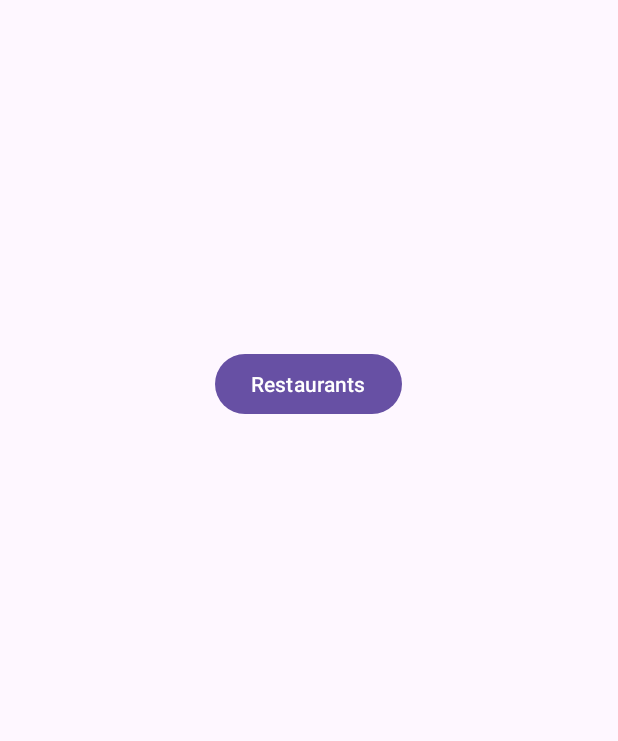
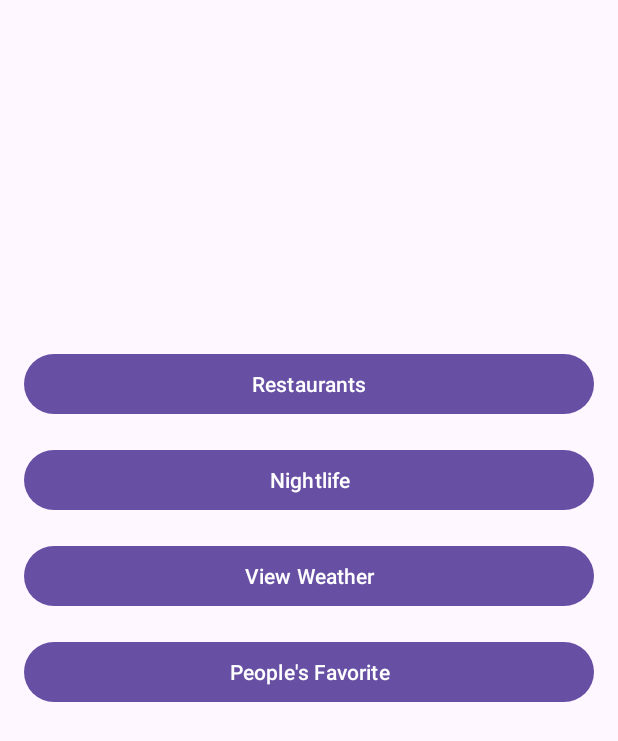
Before and after one commit to lne2003/TravelGuideApp, an Android app: the DestinationDetailsActivity screen opened directly, with no data from a screen before it, on a phone screen of 412 x 824 dp. Shown: the top 741 px of the screen. Run offline under Robolectric (Android 15) with nearby library versions, the phone set to English and light mode, and no system bars; our stand-ins replace Picasso.

Commit message:
create navigation bar and fixing page navigation

```diff
--- a/app/src/main/AndroidManifest.xml
+++ b/app/src/main/AndroidManifest.xml
@@ -36,7 +36,7 @@
         <activity android:name=".DestinationDetailsActivity" />
         <activity android:name=".RestaurantsActivity" />
         <activity android:name=".NightlifeActivity" />
-        <activity android:name=".PeoplesFavoriteActivity" />
+        <activity android:name=".RatingsPage" />
         <activity android:name=".AttractionsActivity" />
         <activity android:name=".WeatherActivity" />
 
--- a/app/src/main/java/com/example/travelguide/DestinationDetailsActivity.java
+++ b/app/src/main/java/com/example/travelguide/DestinationDetailsActivity.java
@@ -12,22 +12,35 @@ public class DestinationDetailsActivity extends AppCompatActivity {
 
     private ImageView destinationImageView;
     private Button restaurantsButton;
-
+    private ImageView nightlifeImageView;
+    private Button nightlifeButton;
+    private Button weatherButton;
+    private Button peoplesFavoriteButton;
     @Override
     protected void onCreate(Bundle savedInstanceState) {
         super.onCreate(savedInstanceState);
         setContentView(R.layout.activity_destination_details);
 
+        // Initialize views
         destinationImageView = findViewById(R.id.destinationImageView);
         restaurantsButton = findViewById(R.id.restaurantsButton);
 
+        nightlifeButton = findViewById(R.id.nightlifeButton);
+        weatherButton = findViewById(R.id.weatherButton);
+        peoplesFavoriteButton = findViewById(R.id.peoplesFavoriteButton);
         // Get data from the Intent
         String imageUrl = getIntent().getStringExtra("imageUrl");
+        String nightlifeImageUrl = getIntent().getStringExtra("nightlifeImageUrl"); // Add the URL for nightlife image
         String destinationDocumentId = getIntent().getStringExtra("documentId");
 
-        // Load the image using Picasso
+        // Load the destination image using Picasso
         if (imageUrl != null && !imageUrl.isEmpty()) {
             Picasso.get().load(imageUrl).into(destinationImageView);
+        }
+
+        // Load the nightlife image using Picasso
+        if (nightlifeImageUrl != null && !nightlifeImageUrl.isEmpty()) {
+            Picasso.get().load(nightlifeImageUrl).into(nightlifeImageView);
         }
 
         // Set click listener for restaurants button
@@ -36,5 +49,23 @@ public class DestinationDetailsActivity extends AppCompatActivity {
             intent.putExtra("documentId", destinationDocumentId);
             startActivity(intent);
         });
+
+        // Set click listener for nightlife button
+        nightlifeButton.setOnClickListener(v -> {
+            Intent intent = new Intent(DestinationDetailsActivity.this, NightlifeActivity.class);
+            intent.putExtra("documentId", destinationDocumentId);
+            startActivity(intent);
+
+        });
+        weatherButton.setOnClickListener(v -> {
+            Intent intent = new Intent(DestinationDetailsActivity.this, WeatherActivity.class);
+            intent.putExtra("documentId", destinationDocumentId);
+            startActivity(intent);
+        });
+
+        peoplesFavoriteButton.setOnClickListener(v -> {
+            Intent intent = new Intent(DestinationDetailsActivity.this, RatingsPage.class);
+            startActivity(intent);
+        });
     }
 }
--- a/app/src/main/res/layout/activity_destination_details.xml
+++ b/app/src/main/res/layout/activity_destination_details.xml
@@ -9,14 +9,40 @@
         android:id="@+id/destinationImageView"
         android:layout_width="match_parent"
         android:layout_height="200dp"
+        android:contentDescription="Image of the destination"
         android:scaleType="centerCrop" />
 
     <Button
         android:id="@+id/restaurantsButton"
-        android:layout_width="wrap_content"
+        android:layout_width="match_parent"
         android:layout_height="wrap_content"
         android:text="Restaurants"
-        android:layout_gravity="center_horizontal"
         android:layout_marginTop="16dp" />
 
+
+    <!-- Add the new Button for Nightlife -->
+    <Button
+        android:id="@+id/nightlifeButton"
+        android:layout_width="match_parent"
+        android:layout_height="wrap_content"
+        android:text="Nightlife"
+        android:layout_marginTop="16dp" />
+
+    <!-- Add the new Button for Weather -->
+    <Button
+        android:id="@+id/weatherButton"
+        android:layout_width="match_parent"
+        android:layout_height="wrap_content"
+        android:text="View Weather"
+        android:layout_marginTop="16dp" />
+
+    <!-- Add the new Button for People's Favorite -->
+    <Button
+        android:id="@+id/peoplesFavoriteButton"
+        android:layout_width="match_parent"
+        android:layout_height="wrap_content"
+        android:text="People's Favorite"
+        android:layout_marginTop="16dp" />
+
+
 </LinearLayout>
--- a/app/src/main/res/layout/activity_ratings.xml
+++ b/app/src/main/res/layout/activity_ratings.xml
@@ -4,7 +4,7 @@
     xmlns:tools="http://schemas.android.com/tools"
     android:layout_width="match_parent"
     android:layout_height="match_parent"
-    android:background="@color/light_blue"
+    android:background="#B5EDED"
     tools:context=".RatingsPage">
 
     <!-- Header -->
```
Also changed, not shown: app/src/main/res/menu/bottom_nav_menu.xml (added, +24 -0 lines), app/src/main/res/drawable/cloudy.png (added), app/src/main/res/drawable/heart.png (added), app/src/main/res/drawable/home.png (added), app/src/main/res/drawable/placeholder1.png (added).
